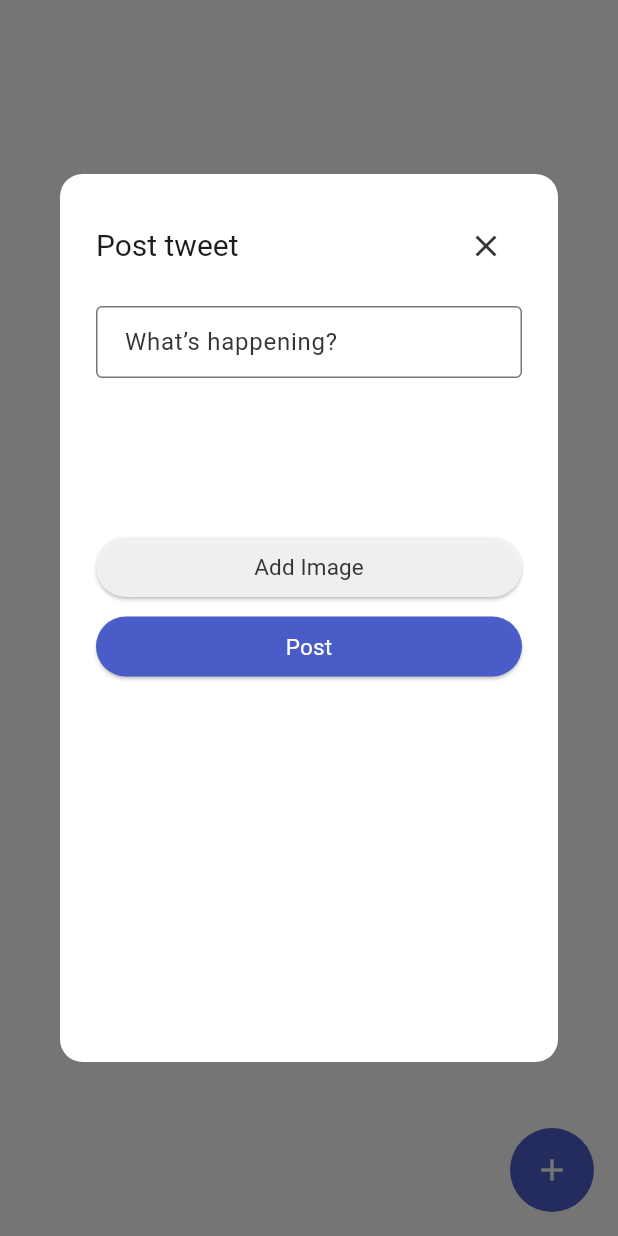
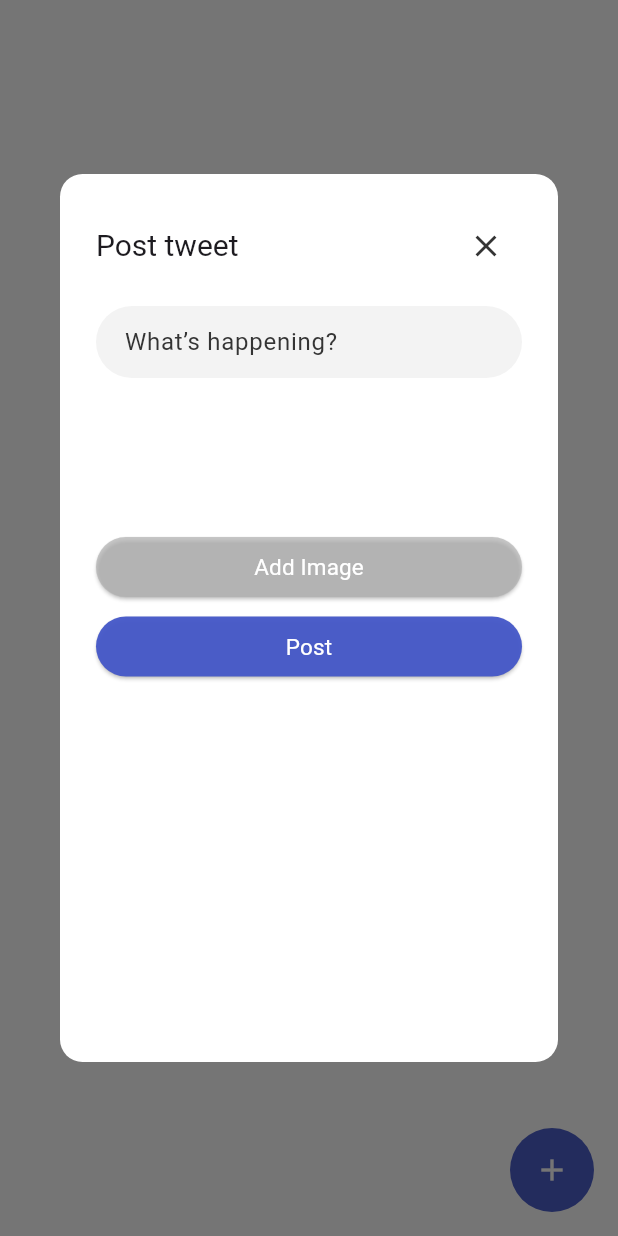
Before and after one commit to haribo09876/portfolioprojectflutter, a Flutter app: the TweetPage screen opened by its route, after a tap on the "add" icon, on a phone screen of 412 x 824 dp. Run offline on Flutter 3.47's test engine with Material 3 defaults, Android fonts, the phone set to English and light mode, and no system bars; our stand-ins replace flutter_dotenv, geolocator, image_picker, shared_preferences, syncfusion_flutter_charts, syncfusion_flutter_datepicker and 1 more; missing offline and left inert: flutter_osm_plugin, get_ip_address, openvpn_flutter, word_cloud; accounts and stored records are empty; network calls fail; key blocks and very long unbroken strings in the code were emptied for the run.

Commit message:
20250312
by KYW

```diff
--- a/lib/pages/tweetPage.dart
+++ b/lib/pages/tweetPage.dart
@@ -124,7 +124,12 @@ class _TweetPageState extends State<TweetPage> {
                           hintStyle: TextStyle(
                             color: Color.fromRGBO(52, 52, 52, 52),
                           ),
-                          border: OutlineInputBorder(),
+                          filled: true,
+                          fillColor: Color.fromARGB(242, 242, 242, 242),
+                          border: OutlineInputBorder(
+                            borderRadius: BorderRadius.circular(50),
+                            borderSide: BorderSide.none,
+                          ),
                           contentPadding: EdgeInsets.symmetric(
                               vertical: 12, horizontal: 15),
                         ),
@@ -162,7 +167,7 @@ class _TweetPageState extends State<TweetPage> {
                   SizedBox(height: 10),
                   ElevatedButton(
                     style: ElevatedButton.styleFrom(
-                      backgroundColor: Color.fromARGB(242, 242, 242, 242),
+                      backgroundColor: Color.fromARGB(176, 176, 176, 176),
                       shape: RoundedRectangleBorder(
                         borderRadius: BorderRadius.circular(50),
                       ),
@@ -178,7 +183,7 @@ class _TweetPageState extends State<TweetPage> {
                           style: TextStyle(
                             fontSize: 15,
                             fontWeight: FontWeight.w400,
-                            color: Color.fromRGBO(52, 52, 52, 52),
+                            color: Colors.white,
                           ),
                         ),
                       ),
```
Also changed, not shown: lib/pages/instaPage.dart (+8 -3 lines), lib/pages/shopPage.dart (+22 -7 lines), lib/pages/signupPage.dart (+7 -3 lines), 4 other files.
